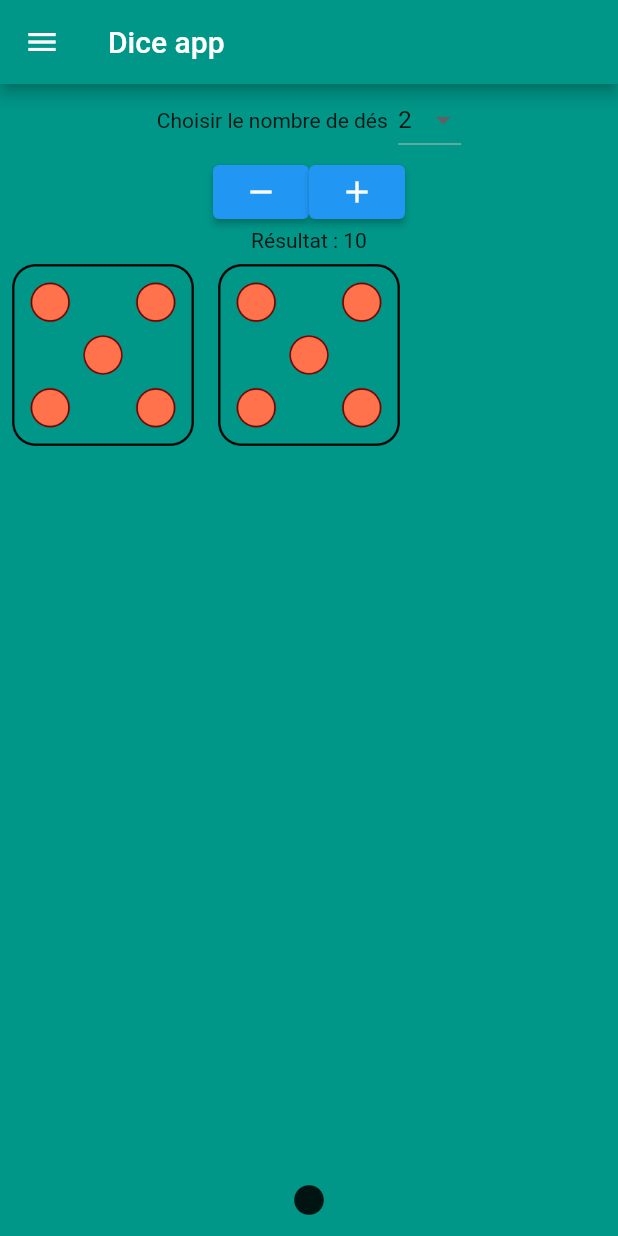
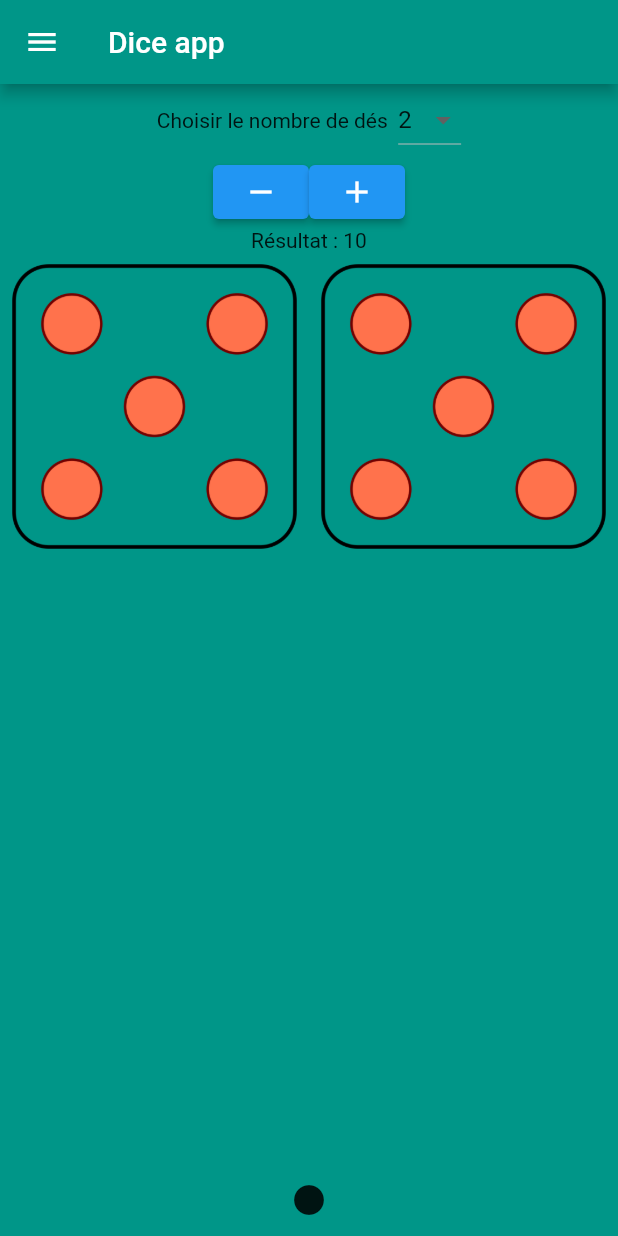
Before and after one commit to FlorentRousselle/dices, a Flutter app: the screen it shows after launch, on a phone screen of 412 x 824 dp. Run offline on Flutter 3.47's test engine with Material 2 defaults, Android fonts, the phone set to English and light mode, and no system bars; our stand-ins replace audioplayers; missing offline and left inert: shake.

Commit message:
Update DicePage.dart

```diff
--- a/lib/DicePage.dart
+++ b/lib/DicePage.dart
@@ -33,7 +33,7 @@ class _DicePageState extends State<DicePage> {
   @override
   void initState() {
     super.initState();
-    ShakeDetector detector = ShakeDetector.autoStart(onPhoneShake: (){
+    ShakeDetector detector = ShakeDetector.autoStart(onPhoneShake: () {
       Rolling2Dice();
     });
     resultOfDice = ResultOfDice(dices);
@@ -86,14 +86,26 @@ class _DicePageState extends State<DicePage> {
         ]),
         Text("Résultat : $resultOfDice"),
         Expanded(
+            child: OrientationBuilder(
+                builder: (context, orientation) => GridView.count(
+                      crossAxisCount:
+                          orientation == Orientation.portrait ? 2 : 6,
+                      mainAxisSpacing: 10,
+                      children: [
+                        for (int cpt = 0; cpt < numberOfDice; cpt++)
+                          MyAnimatedDice(cpt),
+                      ],
+                    ))),
+        /*
+        Expanded(
             child: GridView.count(
           crossAxisCount: MediaQuery.of(context).size.width ~/ 120,
           mainAxisSpacing: 10,
           children: [
             for (int cpt = 0; cpt < numberOfDice; cpt++) MyAnimatedDice(cpt),
           ],
-        )),
-        IconButton(onPressed: () => Rolling2Dice(), icon: Icon(Icons.circle))
+        )),*/
+        IconButton(onPressed: () => Rolling2Dice(), icon: const Icon(Icons.circle))
       ],
     );
   }
```
